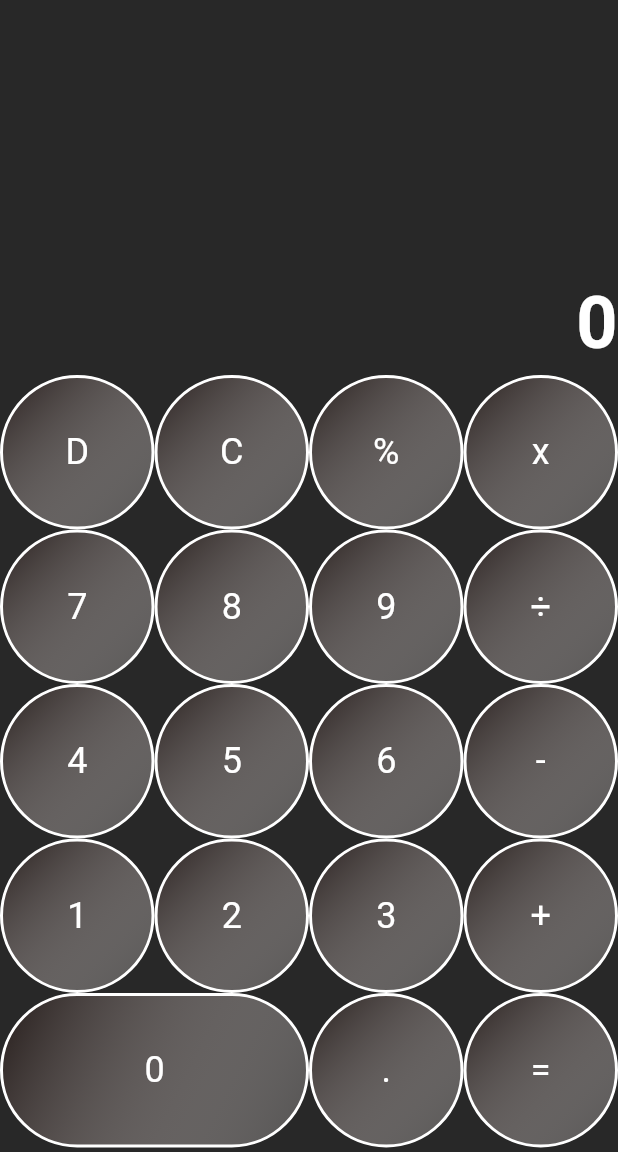
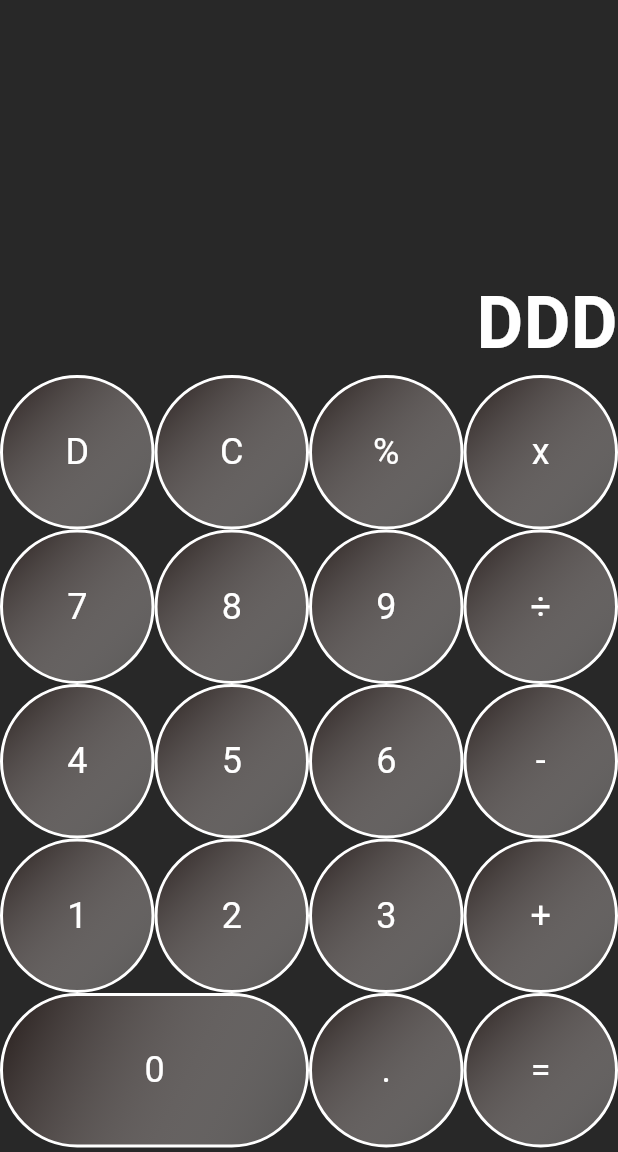
Before and after one commit to Huzaifa-Quadri/Calculator-App, a Flutter app: the screen it shows after launch, after a tap on an icon or button, on a phone screen of 412 x 824 dp, the part 84-1236 px from its top. Run offline on Flutter 3.47's test engine with Material 3 defaults, Android fonts, the phone set to English and light mode, and no system bars.

Commit message:
Working Number Screen

```diff
--- a/lib/buildbutton.dart
+++ b/lib/buildbutton.dart
@@ -2,10 +2,10 @@ import 'package:calculator/buttondata.dart';
 import 'package:flutter/material.dart';
 
 class NumberButton extends StatelessWidget {
-  const NumberButton({super.key, required this.bvalue});
+  const NumberButton({super.key, required this.bvalue, required this.onButtonPress});
   final String bvalue;
 
-  // final void  Function() onButtonPress;
+  final void  Function(String valueb) onButtonPress;
 
   @override
   Widget build(BuildContext context) {
@@ -29,7 +29,7 @@ class NumberButton extends StatelessWidget {
     // );
     return InkWell(
       borderRadius: BorderRadius.circular(screenSize.width / 2),
-      onTap: (){},
+      onTap: (){onButtonPress(bvalue);},
       child: Container(
         // margin: EdgeInsets.all(2),
         width: bvalue==Btn.n0?screenSize.width/2 : screenSize.width / 4,
--- a/lib/calculatorScreen.dart
+++ b/lib/calculatorScreen.dart
@@ -11,11 +11,20 @@ class CalculatorScreen extends StatefulWidget {
 }
 
 class _CalculatorScreenState extends State<CalculatorScreen> {
-
   // void onButtonPress(String numop){
   //   final _selection == Btn.buttonValues.where((element) => )
   // }
+  String number1 = ""; // . 0-9
+  String operator1 = ""; // =,/,
+  String number2 = ""; // . 0-9
+  void onBtnTap(String value) {
+    setState(() {
+      number1+= value;
+      operator1+= value;
+      number2+= value;
+    });
 
+  }
 
   @override
   Widget build(BuildContext context) {
@@ -36,10 +45,10 @@ class _CalculatorScreenState extends State<CalculatorScreen> {
             Container(
               alignment: Alignment.bottomRight,
               height: 250,
-              child: const Text(
-                "0",
+              child: Text(
+                "$number1$operator1$number2".isEmpty ? "0" : "$number1$operator1$number2",
                 textAlign: TextAlign.end,
-                style: TextStyle(
+                style:const TextStyle(
                     color: Colors.white,
                     fontSize: 48,
                     fontWeight: FontWeight.bold),
@@ -49,8 +58,12 @@ class _CalculatorScreenState extends State<CalculatorScreen> {
             Wrap(
               children: Btn.buttonValues
                   .map(
-                    (characters) => NumberButton(bvalue: characters),
-                  ).toList(),
+                    (characters) => NumberButton(
+                      bvalue: characters,
+                      onButtonPress: (String valueb) {onBtnTap(valueb);print(valueb);},
+                    ),
+                  )
+                  .toList(),
             )
           ],
         ),
```
Also changed, not shown: lib/prcesScreenshot/sc1.png (added).
